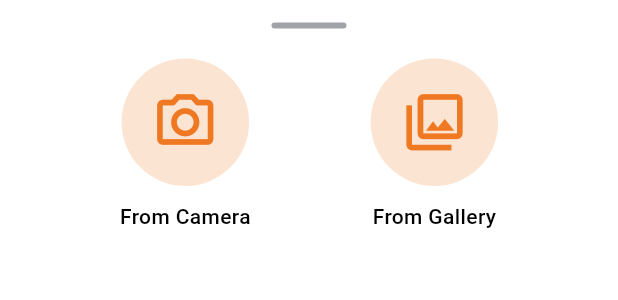
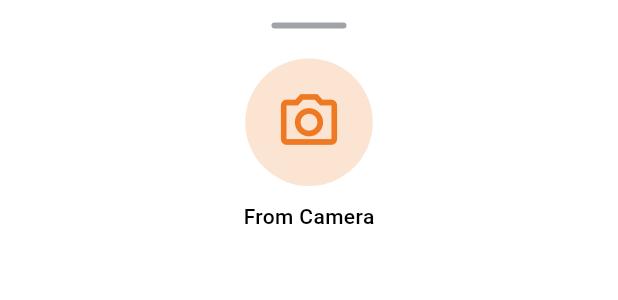
Before and after one commit to Refilex/gazzer-deliveryman-app, a Flutter app: the CameraButtonSheetWidget widget shown alone on an empty page, opened directly, on a phone screen of 412 x 824 dp. Shown: the top 300 px of the screen. Run offline on Flutter 3.47's test engine with Material 3 defaults, Android fonts, the phone set to English and light mode, and no system bars; our stand-ins replace audioplayers, connectivity_plus, country_code_picker, dotted_border, file_picker, firebase_core and 15 more; missing offline and left inert: disable_battery_optimization, flutter_inappwebview, phone_numbers_parser; accounts and stored records are empty; network calls fail.

Commit message:
Removing from gallery option

```diff
--- a/lib/feature/order/widgets/camera_button_sheet_widget.dart
+++ b/lib/feature/order/widgets/camera_button_sheet_widget.dart
@@ -1,8 +1,8 @@
+import 'package:flutter/material.dart';
+import 'package:get/get.dart';
 import 'package:stackfood_multivendor_driver/feature/order/controllers/order_controller.dart';
 import 'package:stackfood_multivendor_driver/util/dimensions.dart';
 import 'package:stackfood_multivendor_driver/util/styles.dart';
-import 'package:flutter/material.dart';
-import 'package:get/get.dart';
 
 class CameraButtonSheetWidget extends StatelessWidget {
   const CameraButtonSheetWidget({super.key});
@@ -27,7 +27,6 @@ class CameraButtonSheetWidget extends StatelessWidget {
               color: Theme.of(context).disabledColor),
         ),
         const SizedBox(height: Dimensions.paddingSizeLarge),
-        Row(mainAxisAlignment: MainAxisAlignment.spaceEvenly, children: [
         InkWell(
           onTap: () {
             if (Get.isBottomSheetOpen!) {
@@ -49,28 +48,50 @@ class CameraButtonSheetWidget extends StatelessWidget {
             Text('from_camera'.tr, style: robotoMedium),
           ]),
         ),
-          InkWell(
-            onTap: () {
-              if (Get.isBottomSheetOpen!) {
-                Get.back();
-              }
-              Get.find<OrderController>()
-                  .pickPrescriptionImage(isRemove: false, isCamera: false);
-            },
-            child: Column(children: [
-              Container(
-                padding: const EdgeInsets.all(Dimensions.paddingSizeLarge),
-                decoration: BoxDecoration(
-                    shape: BoxShape.circle,
-                    color: Theme.of(context).primaryColor.withOpacity(0.2)),
-                child: Icon(Icons.photo_library_outlined,
-                    size: 45, color: Theme.of(context).primaryColor),
-              ),
-              const SizedBox(height: Dimensions.paddingSizeSmall),
-              Text('from_gallery'.tr, style: robotoMedium),
-            ]),
-          )
-        ]),
+        // Row(mainAxisAlignment: MainAxisAlignment.spaceEvenly, children: [
+        //   InkWell(
+        //     onTap: () {
+        //       if (Get.isBottomSheetOpen!) {
+        //         Get.back();
+        //       }
+        //       Get.find<OrderController>()
+        //           .pickPrescriptionImage(isRemove: false, isCamera: true);
+        //     },
+        //     child: Column(children: [
+        //       Container(
+        //         padding: const EdgeInsets.all(Dimensions.paddingSizeLarge),
+        //         decoration: BoxDecoration(
+        //             shape: BoxShape.circle,
+        //             color: Theme.of(context).primaryColor.withOpacity(0.2)),
+        //         child: Icon(Icons.camera_alt_outlined,
+        //             size: 45, color: Theme.of(context).primaryColor),
+        //       ),
+        //       const SizedBox(height: Dimensions.paddingSizeSmall),
+        //       Text('from_camera'.tr, style: robotoMedium),
+        //     ]),
+        //   ),
+        //   InkWell(
+        //     onTap: () {
+        //       if (Get.isBottomSheetOpen!) {
+        //         Get.back();
+        //       }
+        //       Get.find<OrderController>()
+        //           .pickPrescriptionImage(isRemove: false, isCamera: false);
+        //     },
+        //     child: Column(children: [
+        //       Container(
+        //         padding: const EdgeInsets.all(Dimensions.paddingSizeLarge),
+        //         decoration: BoxDecoration(
+        //             shape: BoxShape.circle,
+        //             color: Theme.of(context).primaryColor.withOpacity(0.2)),
+        //         child: Icon(Icons.photo_library_outlined,
+        //             size: 45, color: Theme.of(context).primaryColor),
+        //       ),
+        //       const SizedBox(height: Dimensions.paddingSizeSmall),
+        //       Text('from_gallery'.tr, style: robotoMedium),
+        //     ]),
+        //   )
+        // ]),
       ]),
     );
   }
```
Lines whose indentation alone changed are shown as unchanged.
